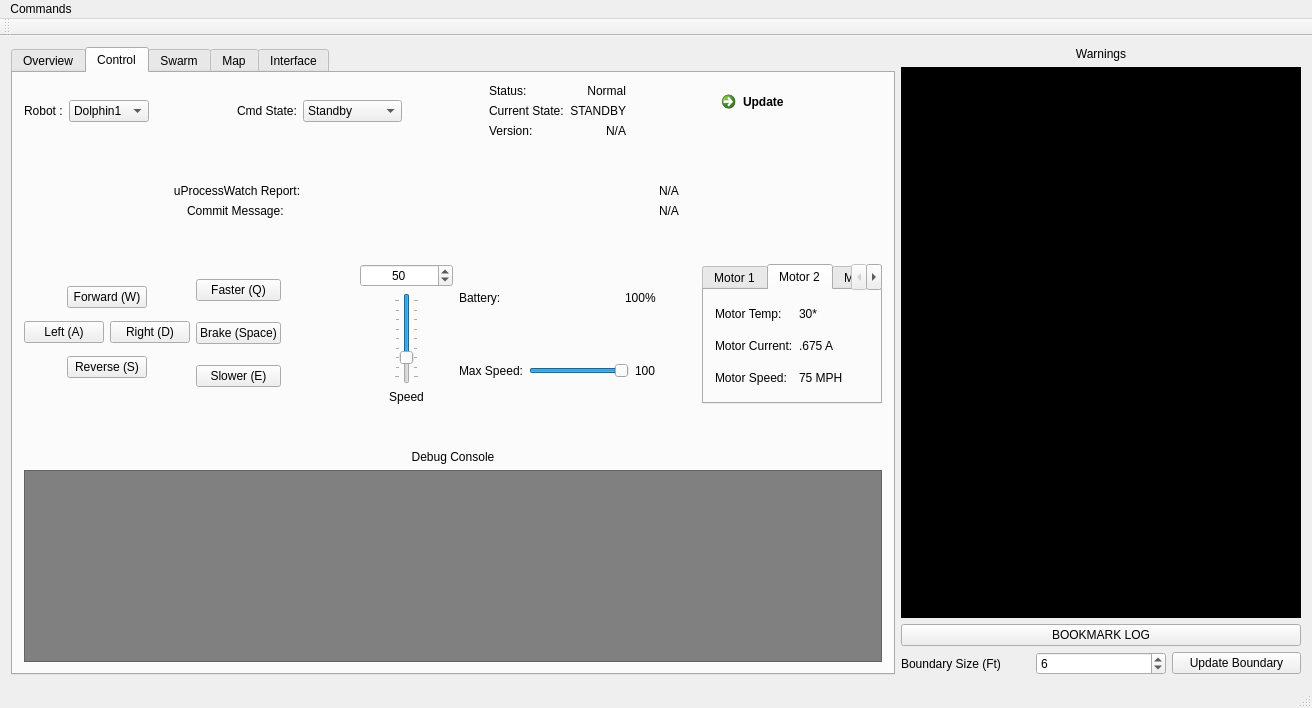
This is modules/ControlGUI/mainwindow.ui in YCP-Swarm-Robotics-Capstone-2020-2021/SRCSim as Qt 5 draws it before an edit. The edited form follows.
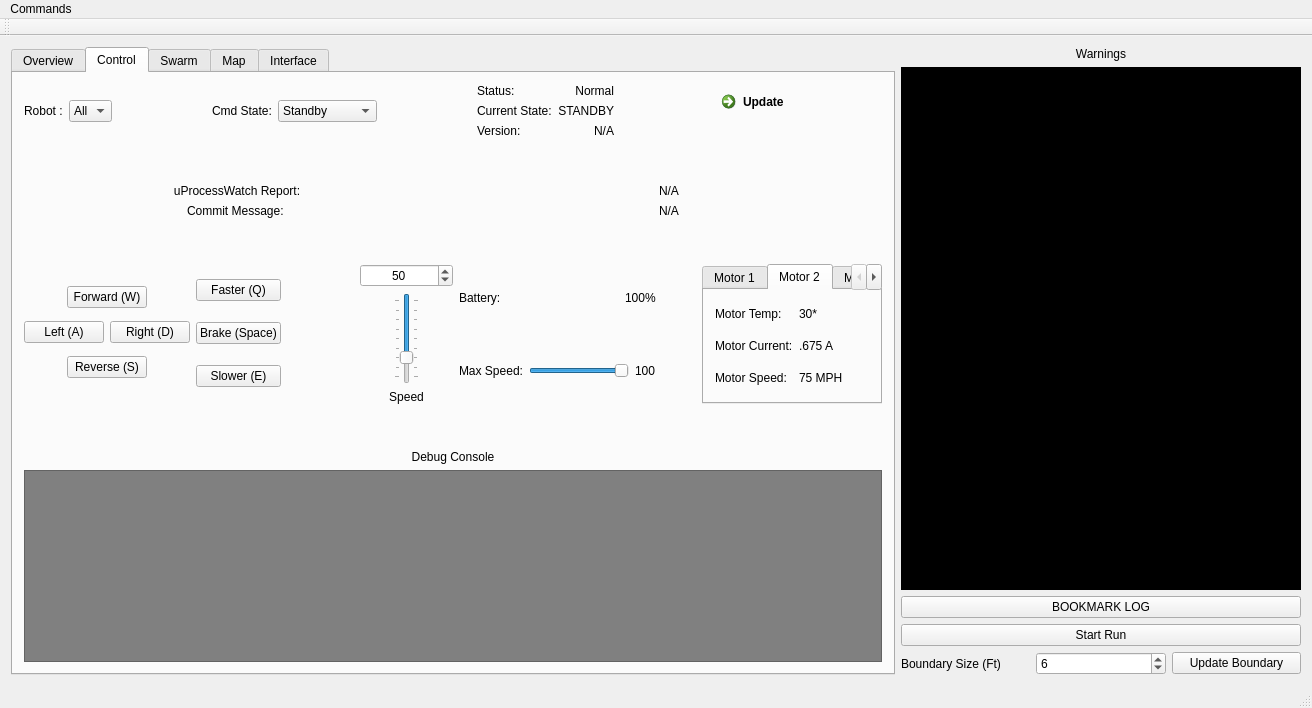
This is the edited form.

Diff of the .ui file:
```diff
--- a/modules/ControlGUI/mainwindow.ui
+++ b/modules/ControlGUI/mainwindow.ui
@@ -49,17 +49,7 @@
            <widget class="QComboBox" name="dolphinSelection">
             <item>
              <property name="text">
-              <string>Dolphin1</string>
-             </property>
-            </item>
-            <item>
-             <property name="text">
-              <string>Dolphin2</string>
-             </property>
-            </item>
-            <item>
-             <property name="text">
-              <string>Dolphin3</string>
+              <string>All</string>
              </property>
             </item>
            </widget>
@@ -1267,6 +1257,13 @@
         </property>
        </widget>
       </item>
+      <item>
+       <widget class="QPushButton" name="runPushButton">
+        <property name="text">
+         <string>Start Run</string>
+        </property>
+       </widget>
+      </item>
       <item>
        <layout class="QHBoxLayout" name="horizontalLayout_4">
         <item>
```
